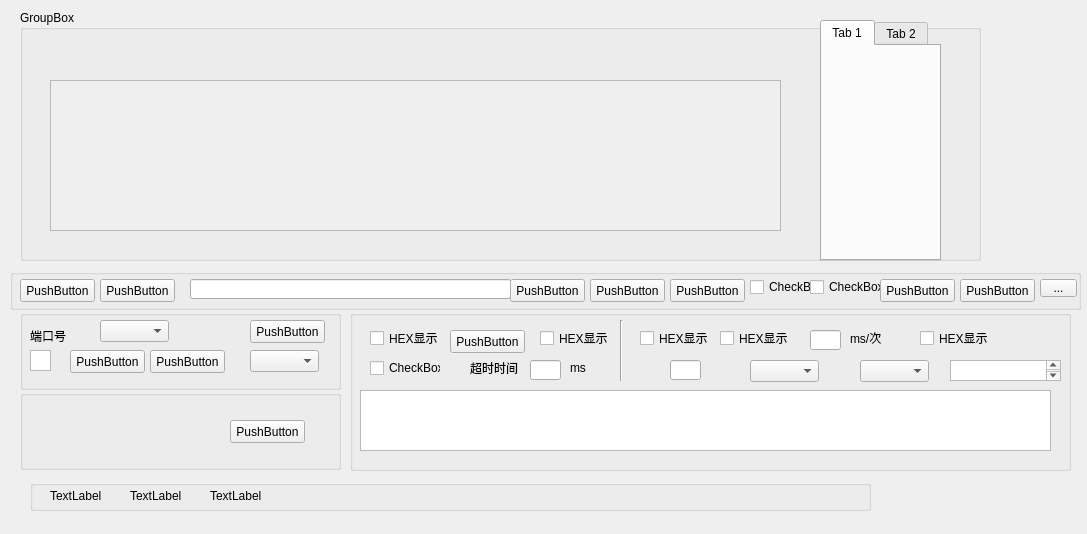
Above: serial_assiant.ui from wugeshenhuaking/pyqt_lesson before the change. Below: the same form after it.
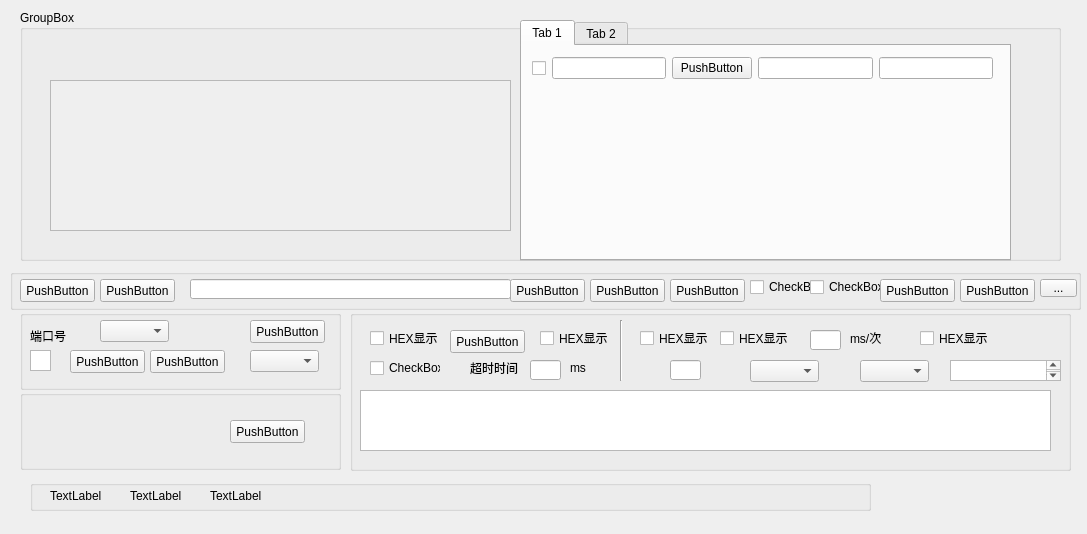
That is the form after the change.

Commit message: 修改了UI文件

```diff
--- a/serial_assiant.ui
+++ b/serial_assiant.ui
@@ -526,7 +526,7 @@
      <rect>
       <x>20</x>
       <y>10</y>
-      <width>961</width>
+      <width>1041</width>
       <height>251</height>
      </rect>
     </property>
@@ -538,7 +538,7 @@
       <rect>
        <x>30</x>
        <y>70</y>
-       <width>731</width>
+       <width>461</width>
        <height>151</height>
       </rect>
      </property>
@@ -550,7 +550,7 @@
        <rect>
         <x>0</x>
         <y>0</y>
-        <width>729</width>
+        <width>459</width>
         <height>149</height>
        </rect>
       </property>
@@ -559,9 +559,9 @@
     <widget class="QTabWidget" name="tabWidget">
      <property name="geometry">
       <rect>
-       <x>800</x>
+       <x>500</x>
        <y>10</y>
-       <width>121</width>
+       <width>491</width>
        <height>241</height>
       </rect>
      </property>
@@ -572,6 +572,45 @@
       <attribute name="title">
        <string>Tab 1</string>
       </attribute>
+      <widget class="QWidget" name="">
+       <property name="geometry">
+        <rect>
+         <x>10</x>
+         <y>10</y>
+         <width>461</width>
+         <height>25</height>
+        </rect>
+       </property>
+       <layout class="QHBoxLayout" name="horizontalLayout">
+        <item>
+         <widget class="QCheckBox" name="checkBox_9">
+          <property name="text">
+           <string/>
+          </property>
+         </widget>
+        </item>
+        <item>
+         <widget class="QLineEdit" name="lineEdit_5">
+          <property name="text">
+           <string/>
+          </property>
+         </widget>
+        </item>
+        <item>
+         <widget class="QPushButton" name="pushButton_12">
+          <property name="text">
+           <string>PushButton</string>
+          </property>
+         </widget>
+        </item>
+        <item>
+         <widget class="QLineEdit" name="lineEdit_6"/>
+        </item>
+        <item>
+         <widget class="QLineEdit" name="lineEdit_7"/>
+        </item>
+       </layout>
+      </widget>
      </widget>
      <widget class="QWidget" name="tab_2">
       <attribute name="title">
```
Left out of the diff: 14 changed lines with no effect on the pictures.
